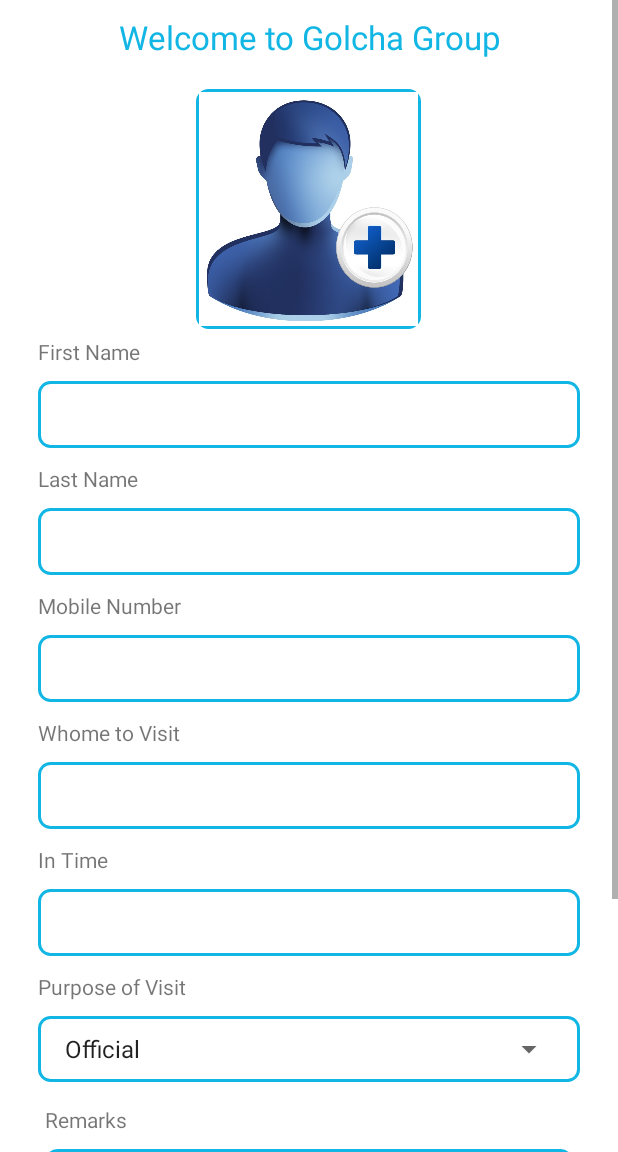
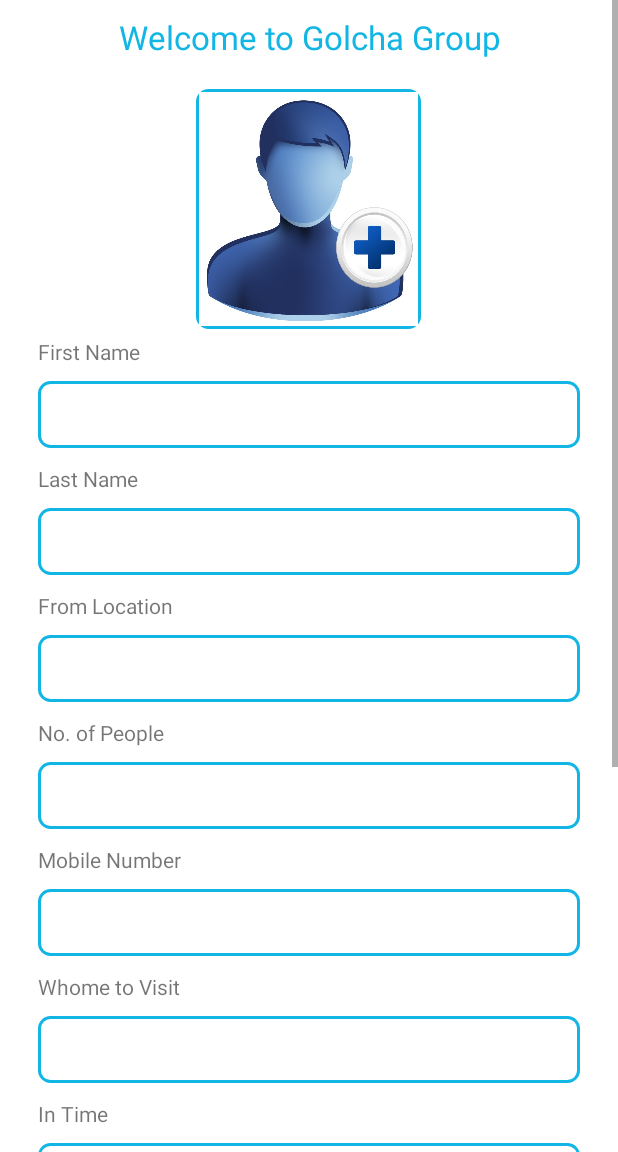
Before and after one commit to amansri29/Golcha_Visitors, an Android app: the MainActivity screen opened directly, with no data from a screen before it, on a phone screen of 412 x 824 dp, the part 84-1236 px from its top. Run offline under Robolectric (Android 15) with nearby library versions, the phone set to English and light mode, and no system bars.

Commit message:
Two extra fields From Location and no of people added

```diff
--- a/app/src/main/java/com/golchaminerals/visitors/Login.java
+++ b/app/src/main/java/com/golchaminerals/visitors/Login.java
@@ -101,7 +101,7 @@
 
             try {
                 Class.forName("net.sourceforge.jtds.jdbc.Driver").newInstance();
-                Connection connection = DriverManager.getConnection("jdbc:jtds:sqlserver://182.19.11.77:1433;user=" + userName + ";password=" + passWord2);
+                Connection connection = DriverManager.getConnection("jdbc:jtds:sqlserver://192.168.36.42:1433;user=" + userName + ";password=" + passWord2);
                 Log.i("Connection  Login", " Connection Open Now");
                 if (connection == null) {
                     connectionFailed = true;
--- a/app/src/main/java/com/golchaminerals/visitors/MainActivity.java
+++ b/app/src/main/java/com/golchaminerals/visitors/MainActivity.java
@@ -53,13 +53,13 @@
 public class MainActivity extends AppCompatActivity {
     Spinner visitPurpose;
     ImageView takeImage;
-    EditText firstName, lastName, mobileNumber, inTime, remarks;
+    EditText firstName, lastName, mobileNumber, inTime, remarks, noOfPeople, fromLocation;
     AutoCompleteTextView whomToVisit;
     Button submit;
     private static final int CAMERA_REQUEST = 1888;
     private String TAG = MainActivity.class.getSimpleName();
     private String timeOfVisit, dateOfVisit;
-    String firstNameS, lastNameS, mobileNumberS, whomToVisitS, inTimeS, remarksS, visitPurposeS, profileImageS;
+    String firstNameS, lastNameS, mobileNumberS, whomToVisitS, inTimeS, remarksS, visitPurposeS, profileImageS, noOfPeopleS, fromLocationS;
     ProgressDialog progressDialog;
     Bitmap photoBitMap;
     boolean spinnerDefaultSelection = true;
@@ -74,6 +74,8 @@
         whomToVisit = (AutoCompleteTextView) findViewById(R.id.whom_to_meet);
         inTime = (EditText) findViewById(R.id.in_time);
         remarks = (EditText) findViewById(R.id.remarks);
+        fromLocation =(EditText) findViewById(R.id.from);
+        noOfPeople = (EditText) findViewById(R.id.total_person);
         submit = (Button) findViewById(R.id.submit);
         visitPurpose = (Spinner) findViewById(R.id.visit_purpose);
         ImageView image = (ImageView) findViewById(R.id.logout);
@@ -159,10 +161,40 @@
 
 
 
+
         ArrayAdapter<String> adapter = new ArrayAdapter<String>(this,
                 R.layout.support_simple_spinner_dropdown_item, getResources().getStringArray(R.array.whomToVisit));
         whomToVisit.setThreshold(1);
         whomToVisit.setAdapter(adapter);
+
+
+
+        firstName.addTextChangedListener(new TextWatcher() {
+
+            @Override
+            public void afterTextChanged(Editable s) {
+
+            }
+
+            @Override
+            public void beforeTextChanged(CharSequence s, int start,
+                                          int count, int after) {
+
+            }
+
+            @Override
+            public void onTextChanged(CharSequence s, int start,
+                                      int before, int count) {
+
+                if(profileImageS == null)
+                {
+                    Intent intent = new Intent(MainActivity.this, com.golchaminerals.visitors.Camera.class);
+                    startActivity(intent);
+                    finish();
+                }
+
+            }
+        });
 
 
         whomToVisit.addTextChangedListener(new TextWatcher() {
@@ -212,8 +244,8 @@
 
                     if (photoBitMap != null) {
 
-                        if (firstName.getText().toString().trim().equals("") | lastName.getText().toString().trim().equals("") | mobileNumber.getText().toString().trim().equals("") | whomToVisit.getText().toString().trim().equals("")) {
-                            Toast.makeText(MainActivity.this, "Please fill all the fields.", Toast.LENGTH_SHORT).show();
+                        if (firstName.getText().toString().trim().equals("") | lastName.getText().toString().trim().equals("") | mobileNumber.getText().toString().trim().equals("") | whomToVisit.getText().toString().trim().equals("") | noOfPeople.getText().toString().trim().equals("") | fromLocation.getText().toString().trim().equals("")) {
+                            Toast.makeText(MainActivity.this, "Please fields are mandatory except Remarks. Please complete all the fields.", Toast.LENGTH_SHORT).show();
                         } else {
                             progressDialog = new ProgressDialog(MainActivity.this);
 //            progressDialog.getWindow().setBackgroundDrawable(new ColorDrawable(Color.TRANSPARENT));
@@ -227,6 +259,8 @@
                             inTimeS = timeOfVisit;
                             visitPurposeS = visitPurpose.getSelectedItem().toString();
                             remarksS = remarks.getText().toString();
+                            noOfPeopleS = noOfPeople.getText().toString();
+                            fromLocationS = fromLocation.getText().toString();
                             new uploadDataToServer().execute();
                         }
                     } else {
@@ -291,10 +325,10 @@
                 String userName = sharedPrefs.getString("UserName", "nu");
                 String passWord2 = sharedPrefs.getString("Password", "np");
                 Class.forName("net.sourceforge.jtds.jdbc.Driver").newInstance();
-                connection = DriverManager.getConnection("jdbc:jtds:sqlserver://182.19.11.77:1433/VisitorsList;user=" + userName + ";password=" + passWord2);
+                connection = DriverManager.getConnection("jdbc:jtds:sqlserver://192.168.36.42:1433/VisitorsList;user=" + userName + ";password=" + passWord2);
                 Log.i(TAG, " Connection Open Now");
                 String commands = "INSERT INTO dbo.VisitorsData\n" +
-                        "VALUES ('" + firstNameS + "','" + lastNameS + "','" + mobileNumberS + "','" + whomToVisitS + "','" + inTimeS + "','"  + dateOfVisit + "','" + visitPurposeS + "','" + remarksS + "','" + profileImageS + "')";
+                        "VALUES ('" + firstNameS + "','" + lastNameS + "','" + mobileNumberS + "','" + whomToVisitS + "','" + inTimeS + "','"  + dateOfVisit + "','" + visitPurposeS + "','" + remarksS + "','" + profileImageS + "','"  + fromLocationS + "','"  + noOfPeopleS + "')";
                 PreparedStatement preStmt = connection.prepareStatement(commands);
                 preStmt.executeUpdate();
                 Log.i(TAG, "Uploaded Successfully");
--- a/app/src/main/res/layout/visitors_layout.xml
+++ b/app/src/main/res/layout/visitors_layout.xml
@@ -1,9 +1,9 @@
 <?xml version="1.0" encoding="utf-8"?>
 <ScrollView xmlns:android="http://schemas.android.com/apk/res/android"
+    xmlns:app="http://schemas.android.com/apk/res-auto"
     android:layout_width="match_parent"
     android:layout_height="match_parent"
-    android:background="#FFFFFF"
-    xmlns:app="http://schemas.android.com/apk/res-auto">
+    android:background="#FFFFFF">
 
     <LinearLayout
         android:layout_width="match_parent"
@@ -28,11 +28,10 @@
         android:layout_height="160dp"
         android:layout_gravity="center_horizontal"
         android:layout_marginTop="20dp"
-            android:src="@drawable/addimage"
+        android:background="@drawable/visitor_background"
+        android:padding="2dp"
         android:scaleType="fitXY"
-            android:padding="2dp"
-            android:background="@drawable/visitor_background"
-            />
+        android:src="@drawable/addimage" />
 
     <!--<LinearLayout-->
     <!--android:layout_width="match_parent"-->
@@ -56,7 +55,6 @@
     <!--android:src="@drawable/profileimage" />-->
 
     <!--</android.support.v7.widget.CardView>-->
-
 
 
     <!--</LinearLayout>-->
@@ -87,8 +85,8 @@
                 android:id="@+id/first_name"
                 android:layout_width="match_parent"
                 android:layout_height="wrap_content"
-                    android:inputType="text"
                 android:background="@android:color/transparent"
+                android:inputType="textCapCharacters"
                 android:maxLines="1" />
 
         </LinearLayout>
@@ -121,13 +119,78 @@
                 android:id="@id/last_name"
                 android:layout_width="match_parent"
                 android:layout_height="wrap_content"
-                    android:inputType="text"
                 android:background="@android:color/transparent"
+                android:inputType="textCapCharacters"
                 android:maxLines="1" />
 
         </LinearLayout>
 
 
+    </LinearLayout>
+
+
+        <LinearLayout
+            android:layout_width="match_parent"
+            android:layout_height="match_parent"
+            android:layout_weight="1"
+            android:orientation="vertical"
+            android:padding="5dp">
+
+            <TextView
+                android:layout_width="wrap_content"
+                android:layout_height="wrap_content"
+                android:layout_marginBottom="10dp"
+                android:text="From Location " />
+
+            <LinearLayout
+                android:layout_width="match_parent"
+                android:layout_height="wrap_content"
+                android:background="@drawable/visitor_background"
+                android:gravity="center_vertical"
+                android:padding="10dp">
+
+
+                <EditText
+                    android:id="@+id/from"
+                    android:layout_width="match_parent"
+                    android:layout_height="wrap_content"
+                    android:background="@android:color/transparent"
+                    android:inputType="textCapCharacters"
+                    android:maxLines="1" />
+
+            </LinearLayout>
+        </LinearLayout>
+
+        <LinearLayout
+            android:layout_width="match_parent"
+            android:layout_height="match_parent"
+            android:layout_weight="1"
+            android:orientation="vertical"
+            android:padding="5dp">
+
+            <TextView
+                android:layout_width="wrap_content"
+                android:layout_height="wrap_content"
+                android:layout_marginBottom="10dp"
+                android:text="No. of People " />
+
+            <LinearLayout
+                android:layout_width="match_parent"
+                android:layout_height="wrap_content"
+                android:background="@drawable/visitor_background"
+                android:gravity="center_vertical"
+                android:padding="10dp">
+
+
+                <EditText
+                    android:id="@+id/total_person"
+                    android:layout_width="match_parent"
+                    android:layout_height="wrap_content"
+                    android:background="@android:color/transparent"
+                    android:inputType="number"
+                    android:maxLines="1" />
+
+            </LinearLayout>
         </LinearLayout>
 
         <LinearLayout
@@ -155,8 +218,8 @@
                     android:id="@+id/mobile_number"
                     android:layout_width="match_parent"
                     android:layout_height="wrap_content"
+                    android:background="@android:color/transparent"
                     android:inputType="number"
-                    android:background="@android:color/transparent"
                     android:maxLines="1" />
 
             </LinearLayout>
@@ -189,8 +252,8 @@
                     android:id="@+id/whom_to_meet"
                     android:layout_width="match_parent"
                     android:layout_height="wrap_content"
-                    android:inputType="text"
                     android:background="@android:color/transparent"
+                    android:inputType="textCapCharacters"
                     android:maxLines="1" />
 
             </LinearLayout>
```
Lines whose indentation alone changed are shown as unchanged.
